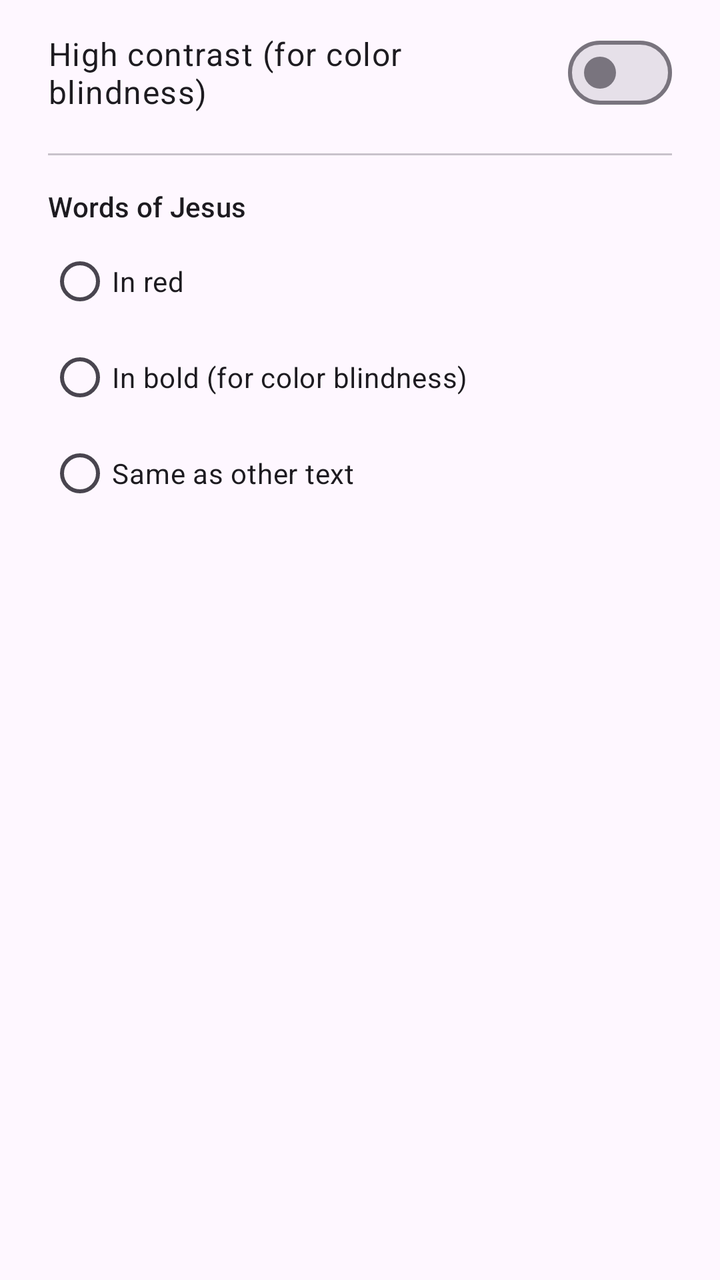
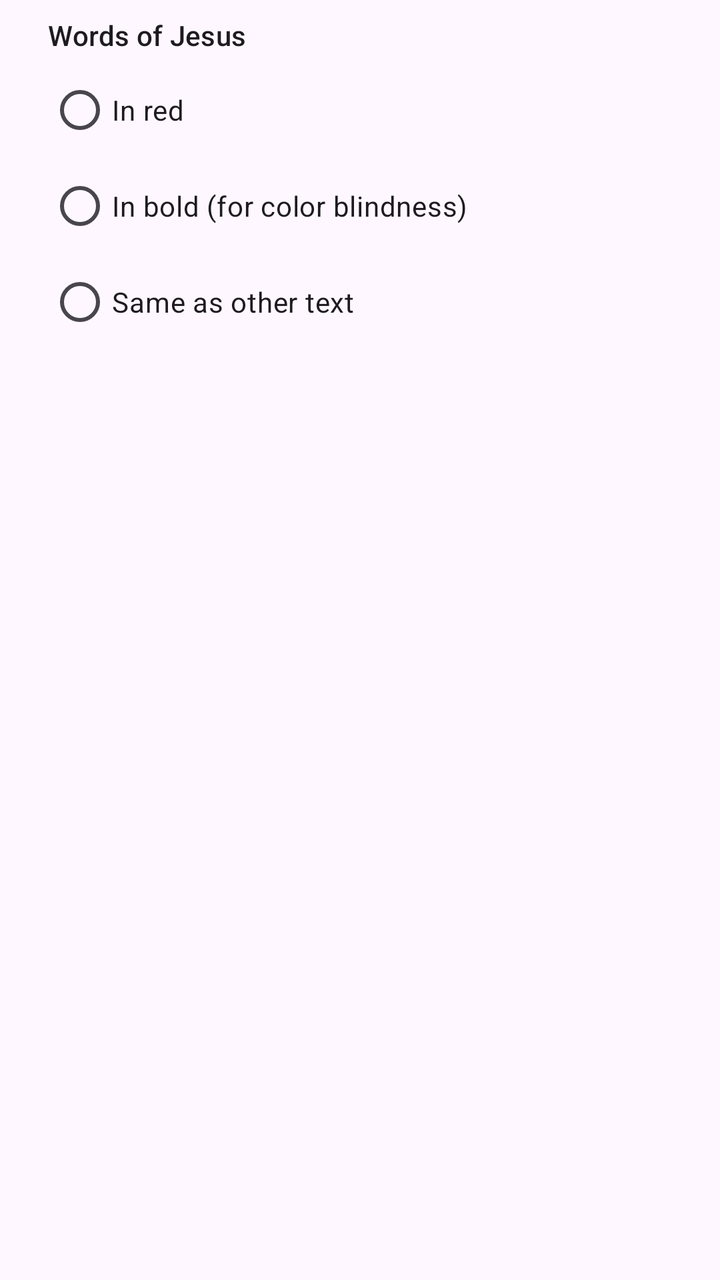

An Android layout rendered at two revisions. The XML below is the earlier revision; the diff shows what the commit changed to produce the second picture.
<!-- AndroidManifest.xml: application theme Theme.Sower -->
<!-- res/layout/dialog_accessibility.xml -->
<?xml version="1.0" encoding="utf-8"?>
<LinearLayout xmlns:android="http://schemas.android.com/apk/res/android"
    android:layout_width="match_parent"
    android:layout_height="wrap_content"
    android:orientation="vertical"
    android:paddingStart="24dp"
    android:paddingEnd="24dp"
    android:paddingTop="8dp"
    android:paddingBottom="8dp">

    <com.google.android.material.materialswitch.MaterialSwitch
        android:id="@+id/highContrastSwitch"
        android:layout_width="match_parent"
        android:layout_height="wrap_content"
        android:paddingVertical="8dp"
        android:text="@string/high_contrast"
        android:textAppearance="?attr/textAppearanceBodyLarge" />

    <View
        android:layout_width="match_parent"
        android:layout_height="1dp"
        android:layout_marginTop="12dp"
        android:layout_marginBottom="4dp"
        android:background="?attr/colorOutline"
        android:alpha="0.4" />

    <TextView
        android:layout_width="wrap_content"
        android:layout_height="wrap_content"
        android:layout_marginTop="12dp"
        android:text="@string/wj_title"
        android:textAppearance="?attr/textAppearanceTitleSmall" />

    <RadioGroup
        android:id="@+id/wjGroup"
        android:layout_width="match_parent"
        android:layout_height="wrap_content"
        android:layout_marginTop="4dp"
        android:orientation="vertical">

        <RadioButton
            android:id="@+id/wjRed"
            android:layout_width="match_parent"
            android:layout_height="wrap_content"
            android:paddingVertical="6dp"
            android:text="@string/wj_style_red" />

        <RadioButton
            android:id="@+id/wjBold"
            android:layout_width="match_parent"
            android:layout_height="wrap_content"
            android:paddingVertical="6dp"
            android:text="@string/wj_style_bold" />

        <RadioButton
            android:id="@+id/wjNone"
            android:layout_width="match_parent"
            android:layout_height="wrap_content"
            android:paddingVertical="6dp"
            android:text="@string/wj_style_none" />
    </RadioGroup>
</LinearLayout>
<!-- resources referenced by this layout -->
<resources>
  <string name="high_contrast">High contrast (for color blindness)</string>
  <string name="wj_style_bold">In bold (for color blindness)</string>
  <string name="wj_style_none">Same as other text</string>
  <string name="wj_style_red">In red</string>
  <string name="wj_title">Words of Jesus</string>
  <style name="Theme.Sower" parent="Base.Theme.Sower" />
  <style name="Base.Theme.Sower" parent="Theme.Material3.DayNight.NoActionBar">
          <item name="colorPrimary">@color/sower_green</item>
          <item name="colorOnPrimary">#FFFFFF</item>
          <item name="colorPrimaryContainer">#D8E8D4</item>
          <item name="colorOnPrimaryContainer">@color/sower_green_dark</item>
          <item name="colorSecondary">@color/sower_gold</item>
          
          <item name="android:statusBarColor">@android:color/transparent</item>
          
          <item name="bubbleBackground">@color/book_bubble</item>
          <item name="bubbleText">@color/sower_green_dark</item>
          <item name="bubbleRipple">@color/sower_green</item>
          <item name="sectionHeading">@color/sower_green</item>
      </style>
  <color name="sower_green">#2E6B34</color>
  <color name="sower_green_dark">#1E4A22</color>
  <color name="sower_gold">#C8A24B</color>
  <color name="book_bubble">#D8E8D4</color>
</resources>

<!-- the commit's change to res/layout/dialog_accessibility.xml (unified diff, before → after) -->
@@ -8,26 +8,9 @@
     android:paddingTop="8dp"
     android:paddingBottom="8dp">
 
-    <com.google.android.material.materialswitch.MaterialSwitch
-        android:id="@+id/highContrastSwitch"
-        android:layout_width="match_parent"
-        android:layout_height="wrap_content"
-        android:paddingVertical="8dp"
-        android:text="@string/high_contrast"
-        android:textAppearance="?attr/textAppearanceBodyLarge" />
-
-    <View
-        android:layout_width="match_parent"
-        android:layout_height="1dp"
-        android:layout_marginTop="12dp"
-        android:layout_marginBottom="4dp"
-        android:background="?attr/colorOutline"
-        android:alpha="0.4" />
-
     <TextView
         android:layout_width="wrap_content"
         android:layout_height="wrap_content"
-        android:layout_marginTop="12dp"
         android:text="@string/wj_title"
         android:textAppearance="?attr/textAppearanceTitleSmall" />
 
<!-- resource entries referenced after the edit -->
@@ -1,6 +1,5 @@
 <!-- resources referenced by this layout -->
 <resources>
-  <string name="high_contrast">High contrast (for color blindness)</string>
   <string name="wj_style_bold">In bold (for color blindness)</string>
   <string name="wj_style_none">Same as other text</string>
   <string name="wj_style_red">In red</string>
